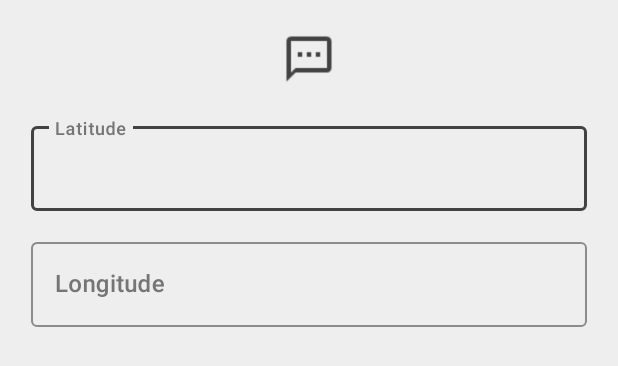
After one commit to Codemitry/QRing, an Android app: the layout input_location.xml on its own in the app's theme, with its tools: preview values and no code run, on a phone screen of 412 x 824 dp. The commit adds this screen. Shown: the top 366 px of the screen. Run offline under Robolectric (Android 15) with nearby library versions, the phone set to English and light mode, and no system bars.

Commit message:
Added location

```diff
--- /dev/null
+++ b/app/src/main/res/layout/input_location.xml
@@ -0,0 +1,76 @@
+<?xml version="1.0" encoding="utf-8"?>
+<androidx.constraintlayout.widget.ConstraintLayout xmlns:android="http://schemas.android.com/apk/res/android"
+    xmlns:app="http://schemas.android.com/apk/res-auto"
+    style="@style/LayoutResultScan"
+
+    android:layout_width="match_parent"
+    android:layout_height="wrap_content">
+
+    <ImageView
+        android:id="@+id/icon"
+        android:layout_width="wrap_content"
+        android:layout_height="wrap_content"
+        android:scaleX="0.75"
+        android:scaleY="0.75"
+
+        android:src="@drawable/sms"
+        app:layout_constraintEnd_toEndOf="parent"
+        app:layout_constraintStart_toStartOf="parent"
+        app:layout_constraintTop_toTopOf="parent"
+        app:tint="@color/gray_800" />
+
+    <com.google.android.material.textfield.TextInputLayout
+        android:id="@+id/latitudeInput"
+        style="@style/TextInputLayout"
+
+        android:layout_width="match_parent"
+        android:layout_height="wrap_content"
+
+        android:layout_marginTop="15dp"
+
+        android:hint="@string/latitude"
+
+        app:layout_constraintEnd_toEndOf="parent"
+        app:layout_constraintStart_toStartOf="parent"
+        app:layout_constraintTop_toBottomOf="@id/icon">
+
+        <com.google.android.material.textfield.TextInputEditText
+            style="@style/TextInputEditText"
+
+            android:layout_width="match_parent"
+            android:layout_height="wrap_content"
+
+            android:imeOptions="actionNext"
+            android:inputType="numberDecimal|numberSigned" />
+
+    </com.google.android.material.textfield.TextInputLayout>
+
+
+    <com.google.android.material.textfield.TextInputLayout
+        android:id="@+id/longitudeInput"
+        style="@style/TextInputLayout"
+
+        android:layout_width="match_parent"
+        android:layout_height="wrap_content"
+
+        android:layout_marginTop="15dp"
+
+        android:hint="@string/longitude"
+
+        app:layout_constraintEnd_toEndOf="parent"
+        app:layout_constraintStart_toStartOf="parent"
+        app:layout_constraintTop_toBottomOf="@id/latitudeInput">
+
+        <com.google.android.material.textfield.TextInputEditText
+            style="@style/TextInputEditText"
+
+            android:layout_width="match_parent"
+            android:layout_height="wrap_content"
+
+            android:imeOptions="actionNext"
+            android:inputType="numberDecimal|numberSigned" />
+
+    </com.google.android.material.textfield.TextInputLayout>
+
+
+</androidx.constraintlayout.widget.ConstraintLayout>
--- a/app/src/main/res/values/strings.xml
+++ b/app/src/main/res/values/strings.xml
@@ -65,5 +65,7 @@
     <string name="nickName">Nickname</string>
     <string name="birthday">Birthdaay</string>
     <string name="description">Description</string>
+    <string name="incorrect_latitude">Latitude must be greater than or equal to -90 and less than or equal to 90</string>
+    <string name="incorrect_longitude">Latitude must be greater than or equal to -180 and less than or equal to 180</string>
 
 </resources>
--- a/qr_generator-lib/src/main/java/com/codemitry/qr_code_generator_lib/qrcode/encoding/Encoding.kt
+++ b/qr_generator-lib/src/main/java/com/codemitry/qr_code_generator_lib/qrcode/encoding/Encoding.kt
@@ -57,6 +57,11 @@ data class Email(val address: String, val topic: String, val message: String) :
 
 data class Location(val latitude: String, val longitude: String) : FormattedData {
     override val formatted = "geo:$latitude,$longitude"
+
+    init {
+        if (latitude.toDouble() !in -90.0..90.0 || longitude.toDouble() !in -180.0..180.0)
+            throw IllegalArgumentException("Incorrect data! Latitude has to be in -90.0..90.0, longitude has to be in -180.0..180.0")
+    }
 }
 
 data class WiFi(val encryption: Encryption, val ssid: String, val password: String, val hidden: Boolean) : FormattedData {
```
Also changed, not shown: app/src/main/java/com/codemitry/scanme/BarcodeDataAdapter.kt (+11 -0 lines), app/src/main/java/com/codemitry/scanme/ui/FormatFragment.kt (+41 -2 lines), 1 other file.
